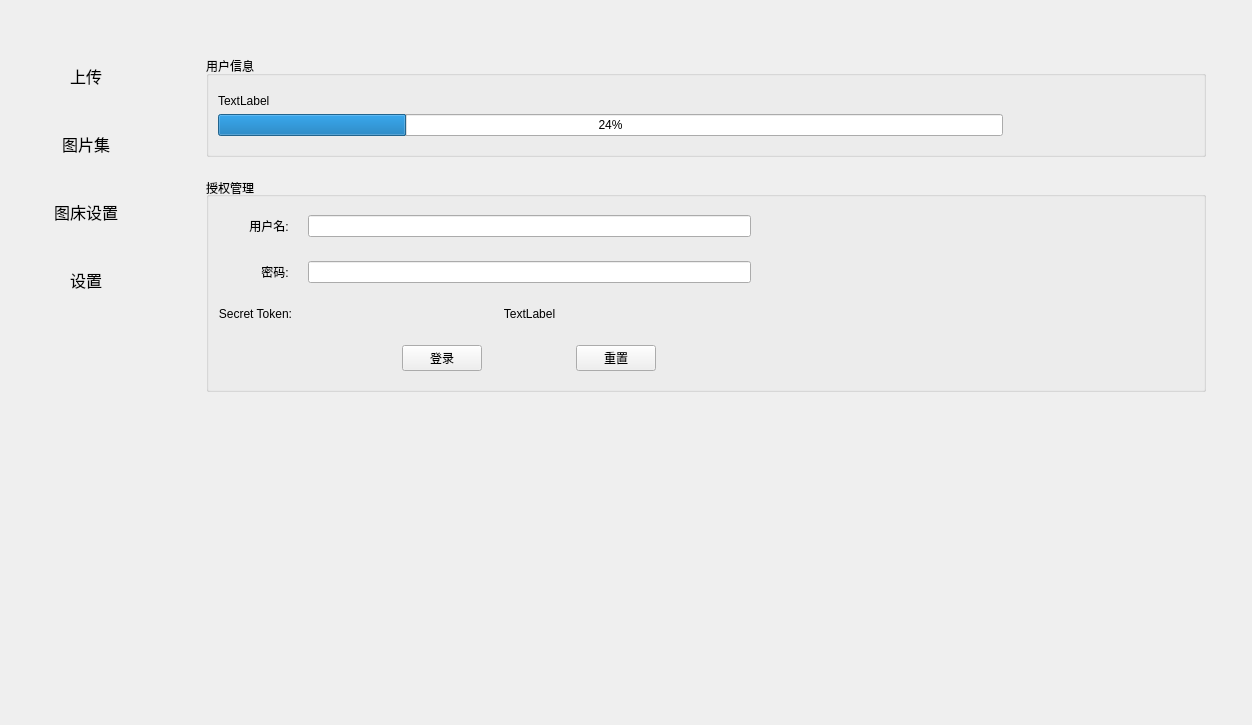
Above: src/mainwindow.ui from median-dxz/Lotos before the change. Below: the same form after it.
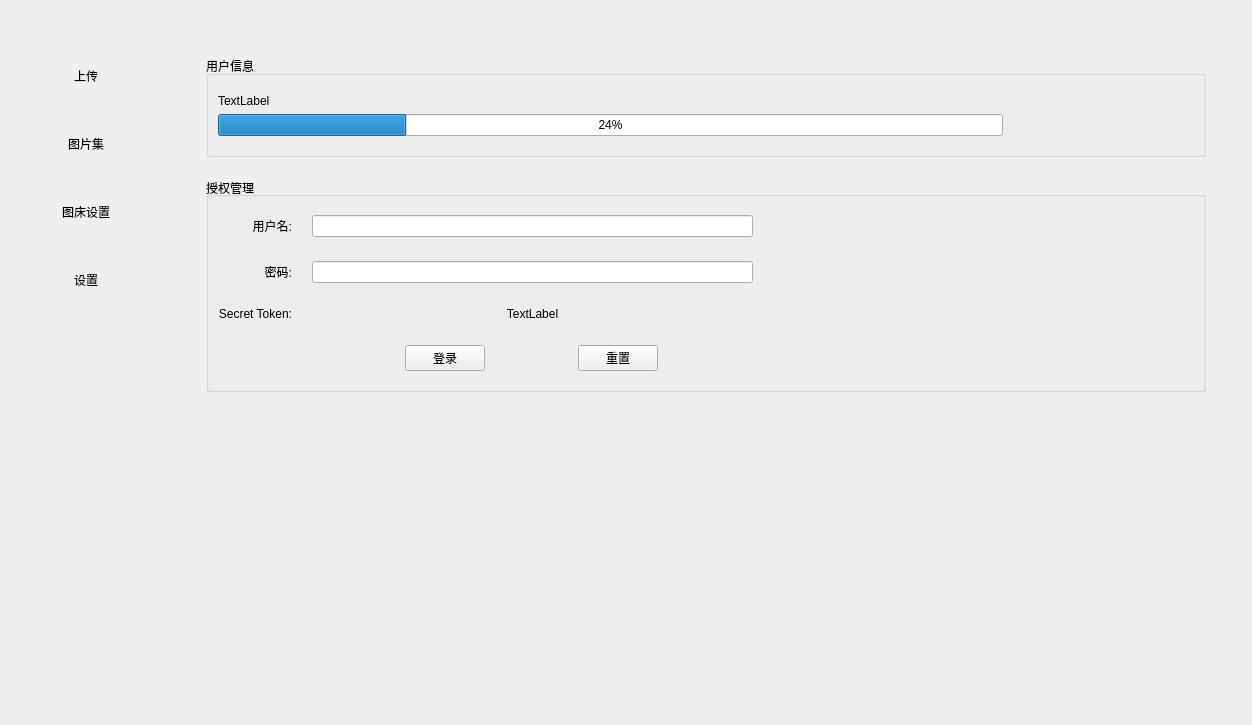
That is the form after the change. The open tabs and pages were chosen to show the change. Icons and pictures are not drawn. Custom widgets are drawn as their Qt base class.

What changed in the file:
```diff
--- a/src/mainwindow.ui
+++ b/src/mainwindow.ui
@@ -543,12 +543,12 @@
                <number>18</number>
               </property>
               <property name="horizontalSpacing">
-               <number>16</number>
+               <number>20</number>
               </property>
               <property name="verticalSpacing">
                <number>24</number>
               </property>
-              <item row="5" column="3">
+              <item row="3" column="1">
                <layout class="QHBoxLayout" name="horizontalLayout">
                 <item>
                  <widget class="QPushButton" name="hostLoginButton">
@@ -561,9 +561,6 @@
                   <property name="text">
                    <string>登录</string>
                   </property>
-                  <property name="flat">
-                   <bool>false</bool>
-                  </property>
                  </widget>
                 </item>
                 <item>
@@ -581,10 +578,10 @@
                 </item>
                </layout>
               </item>
-              <item row="0" column="3">
+              <item row="0" column="1">
                <widget class="QLineEdit" name="hostUsername"/>
               </item>
-              <item row="5" column="4">
+              <item row="3" column="2">
                <spacer name="horizontalSpacer_4">
                 <property name="orientation">
                  <enum>Qt::Horizontal</enum>
@@ -598,19 +595,9 @@
                </spacer>
               </item>
               <item row="1" column="1">
-               <widget class="QLabel" name="label_3">
-                <property name="text">
-                 <string>密码: </string>
-                </property>
-                <property name="alignment">
-                 <set>Qt::AlignRight|Qt::AlignTrailing|Qt::AlignVCenter</set>
-                </property>
-               </widget>
-              </item>
-              <item row="1" column="3">
                <widget class="QLineEdit" name="hostPassword"/>
               </item>
-              <item row="2" column="3">
+              <item row="2" column="1">
                <widget class="QLabel" name="tokenLabel">
                 <property name="text">
                  <string>TextLabel</string>
@@ -623,7 +610,7 @@
                 </property>
                </widget>
               </item>
-              <item row="0" column="4">
+              <item row="0" column="2">
                <spacer name="horizontalSpacer_3">
                 <property name="orientation">
                  <enum>Qt::Horizontal</enum>
@@ -636,7 +623,27 @@
                 </property>
                </spacer>
               </item>
-              <item row="2" column="1">
+              <item row="1" column="0">
+               <widget class="QLabel" name="label_3">
+                <property name="text">
+                 <string>密码:</string>
+                </property>
+                <property name="alignment">
+                 <set>Qt::AlignRight|Qt::AlignTrailing|Qt::AlignVCenter</set>
+                </property>
+               </widget>
+              </item>
+              <item row="0" column="0">
+               <widget class="QLabel" name="label_2">
+                <property name="text">
+                 <string>用户名:</string>
+                </property>
+                <property name="alignment">
+                 <set>Qt::AlignRight|Qt::AlignTrailing|Qt::AlignVCenter</set>
+                </property>
+               </widget>
+              </item>
+              <item row="2" column="0">
                <widget class="QLabel" name="label_4">
                 <property name="text">
                  <string>Secret Token:</string>
@@ -646,16 +653,6 @@
                 </property>
                </widget>
               </item>
-              <item row="0" column="1">
-               <widget class="QLabel" name="label_2">
-                <property name="text">
-                 <string>用户名: </string>
-                </property>
-                <property name="alignment">
-                 <set>Qt::AlignRight|Qt::AlignTrailing|Qt::AlignVCenter</set>
-                </property>
-               </widget>
-              </item>
              </layout>
             </widget>
            </item>
@@ -925,12 +922,6 @@
            <height>16777215</height>
           </size>
          </property>
-         <property name="font">
-          <font>
-           <family>Microsoft YaHei UI</family>
-           <pointsize>12</pointsize>
-          </font>
-         </property>
          <property name="lineWidth">
           <number>0</number>
          </property>
@@ -964,12 +955,6 @@
               <height>16777215</height>
              </size>
             </property>
-            <property name="font">
-             <font>
-              <family>Microsoft YaHei UI</family>
-              <pointsize>12</pointsize>
-             </font>
-            </property>
             <property name="cursor">
              <cursorShape>ArrowCursor</cursorShape>
             </property>
@@ -1066,12 +1051,6 @@
               <height>16777215</height>
              </size>
             </property>
-            <property name="font">
-             <font>
-              <family>Microsoft YaHei UI</family>
-              <pointsize>12</pointsize>
-             </font>
-            </property>
             <property name="cursor">
              <cursorShape>ArrowCursor</cursorShape>
             </property>
```
Left out of the diff: 108 changed lines with no effect on the pictures.
